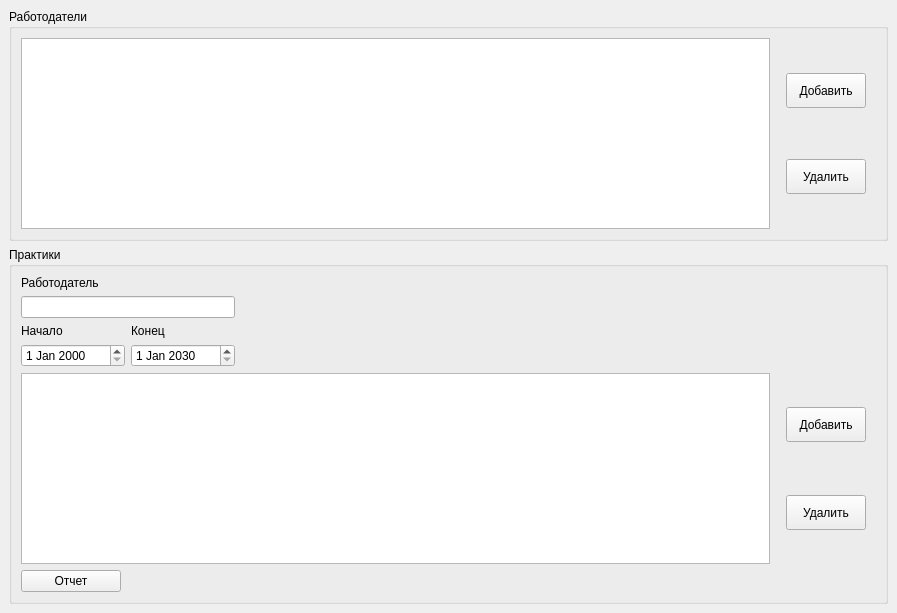
Before: the Qt Designer form ui/mainwindow.ui in 7enSmile/clientVKR, drawn with Qt 5.
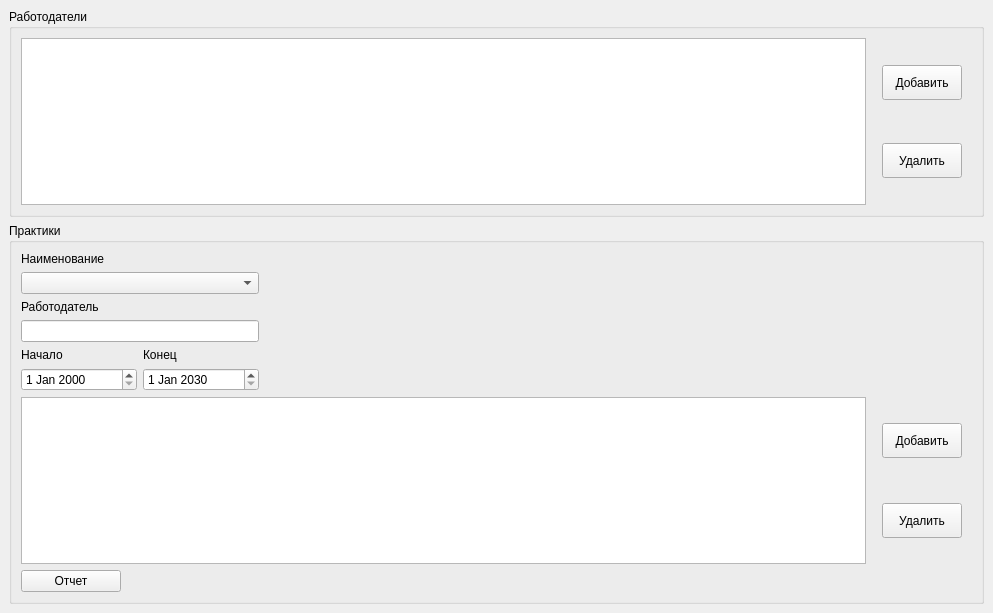
After: the same form once the commit is applied.

Commit message: Добавлен порт и добавлено наименование

```diff
--- a/ui/mainwindow.ui
+++ b/ui/mainwindow.ui
@@ -6,7 +6,7 @@
    <rect>
     <x>0</x>
     <y>0</y>
-    <width>897</width>
+    <width>993</width>
     <height>613</height>
    </rect>
   </property>
@@ -157,6 +157,19 @@
         <layout class="QHBoxLayout" name="horizontalLayout_6">
          <item>
           <layout class="QVBoxLayout" name="verticalLayout_8">
+           <item>
+            <widget class="QLabel" name="label_4">
+             <property name="text">
+              <string>Наименование</string>
+             </property>
+            </widget>
+           </item>
+           <item>
+            <widget class="QComboBox" name="comboBoxName"/>
+           </item>
+           <item>
+            <layout class="QVBoxLayout" name="verticalLayout_10"/>
+           </item>
            <item>
             <layout class="QVBoxLayout" name="verticalLayout_5">
              <item>
```
Left out of the diff: 2 changed lines with no effect on the pictures. The commit also changes 14 other files.
